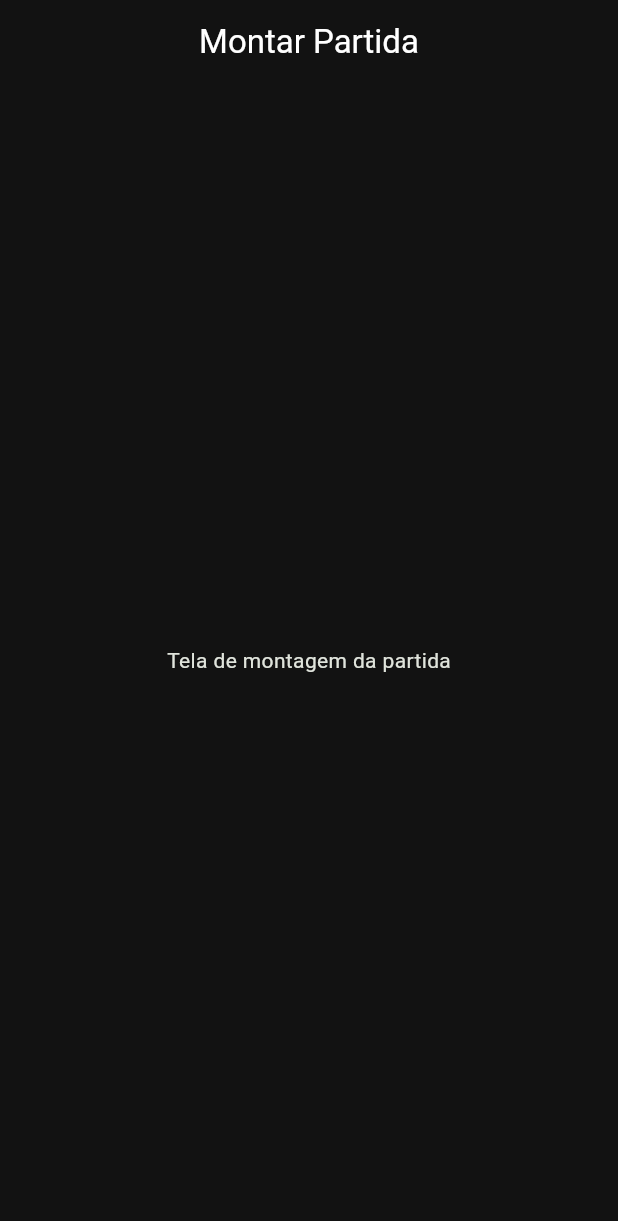
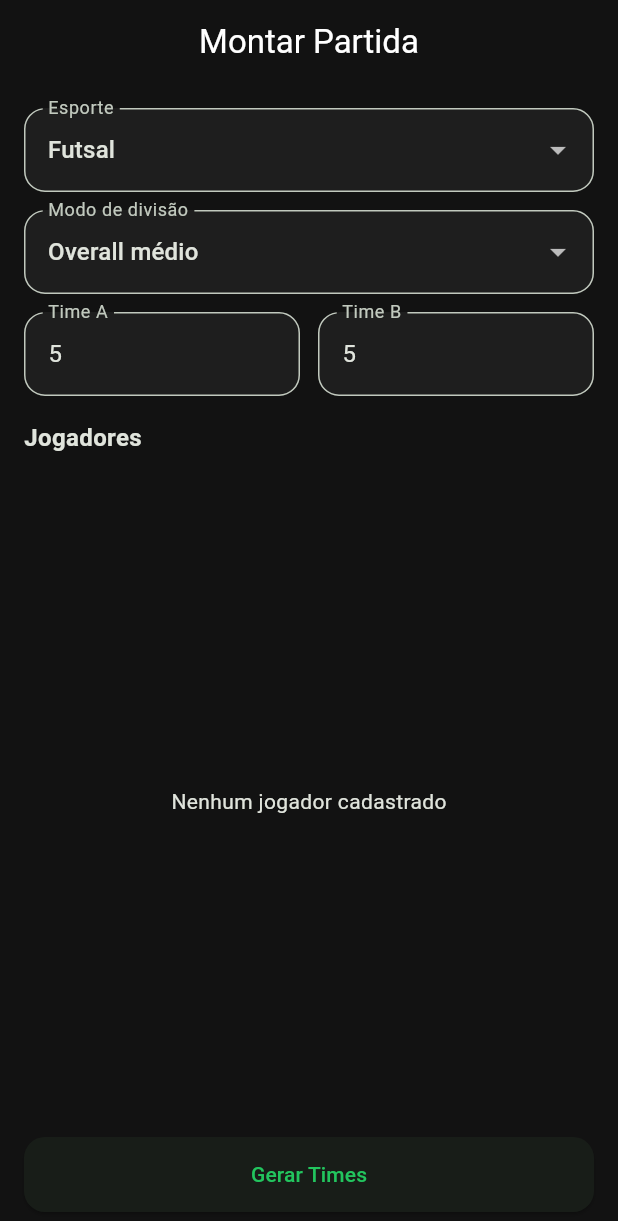
Before and after one commit to jalobler7/Splitfoot, a Flutter app: the MatchSetupPage screen opened by its route, on a phone screen of 412 x 824 dp. Shown: the top 1221 px of the screen. Run offline on Flutter 3.47's test engine with Material 3 defaults, Android fonts, the phone set to English and light mode, and no system bars; our stand-ins replace go_router, hive, hive_flutter; accounts and stored records are empty.

Commit message:
tela de montar jogo ok

```diff
--- a/lib/presentation/pages/match_setup/match_setup_page.dart
+++ b/lib/presentation/pages/match_setup/match_setup_page.dart
@@ -1,7 +1,112 @@
 import 'package:flutter/material.dart';
+import '../../../core/enums/sport_type.dart';
+import '../../../core/enums/balance_mode.dart';
+import '../../../data/models/player_model.dart';
+import '../../../data/datasources/player_local_datasource.dart';
 
-class MatchSetupPage extends StatelessWidget {
+class MatchSetupPage extends StatefulWidget {
   const MatchSetupPage({super.key});
+
+  @override
+  State<MatchSetupPage> createState() => _MatchSetupPageState();
+}
+
+class _MatchSetupPageState extends State<MatchSetupPage> {
+  final PlayerLocalDataSource _dataSource = PlayerLocalDataSource();
+
+  List<PlayerModel> _allPlayers = [];
+  final Set<String> _selectedPlayers = {};
+
+  SportType _selectedSport = SportType.futsal;
+  BalanceMode _balanceMode = BalanceMode.overallAverage;
+
+  final _teamAController = TextEditingController(text: '5');
+  final _teamBController = TextEditingController(text: '5');
+
+  @override
+  void initState() {
+    super.initState();
+    _loadPlayers();
+  }
+
+  void _loadPlayers() {
+    final players = _dataSource.getAllPlayers();
+
+    setState(() {
+      _allPlayers = players;
+    });
+  }
+
+  void _togglePlayer(String playerId) {
+    setState(() {
+      if (_selectedPlayers.contains(playerId)) {
+        _selectedPlayers.remove(playerId);
+      } else {
+        _selectedPlayers.add(playerId);
+      }
+    });
+  }
+
+  String _sportLabel(SportType sport) {
+    switch (sport) {
+      case SportType.futsal:
+        return 'Futsal';
+      case SportType.fut7:
+        return 'Fut7';
+      case SportType.fut11:
+        return 'Fut11';
+    }
+  }
+
+  String _balanceLabel(BalanceMode mode) {
+    switch (mode) {
+      case BalanceMode.overallAverage:
+        return 'Overall médio';
+      case BalanceMode.attributes:
+        return 'Atributos';
+      case BalanceMode.positions:
+        return 'Posições';
+    }
+  }
+
+  void _generateTeams() {
+    final teamA = int.tryParse(_teamAController.text) ?? 0;
+    final teamB = int.tryParse(_teamBController.text) ?? 0;
+
+    final totalSelected = _selectedPlayers.length;
+
+    if (teamA + teamB != totalSelected) {
+      ScaffoldMessenger.of(context).showSnackBar(
+        const SnackBar(
+          content: Text('Quantidade de jogadores não bate com os times'),
+        ),
+      );
+      return;
+    }
+
+    if (totalSelected < 2) {
+      ScaffoldMessenger.of(context).showSnackBar(
+        const SnackBar(
+          content: Text('Selecione jogadores suficientes'),
+        ),
+      );
+      return;
+    }
+
+    // Aqui vamos implementar depois
+    ScaffoldMessenger.of(context).showSnackBar(
+      const SnackBar(
+        content: Text('Pronto para gerar os times 🚀'),
+      ),
+    );
+  }
+
+  @override
+  void dispose() {
+    _teamAController.dispose();
+    _teamBController.dispose();
+    super.dispose();
+  }
 
   @override
   Widget build(BuildContext context) {
@@ -9,8 +114,112 @@ class MatchSetupPage extends StatelessWidget {
       appBar: AppBar(
         title: const Text('Montar Partida'),
       ),
-      body: const Center(
-        child: Text('Tela de montagem da partida'),
+      body: Padding(
+        padding: const EdgeInsets.all(16),
+        child: Column(
+          children: [
+            // Esporte
+            DropdownButtonFormField<SportType>(
+              value: _selectedSport,
+              decoration: const InputDecoration(labelText: 'Esporte'),
+              items: SportType.values
+                  .map(
+                    (sport) => DropdownMenuItem(
+                  value: sport,
+                  child: Text(_sportLabel(sport)),
+                ),
+              )
+                  .toList(),
+              onChanged: (value) {
+                if (value == null) return;
+                setState(() => _selectedSport = value);
+              },
+            ),
+
+            const SizedBox(height: 12),
+
+            // Modo de balanceamento
+            DropdownButtonFormField<BalanceMode>(
+              value: _balanceMode,
+              decoration: const InputDecoration(labelText: 'Modo de divisão'),
+              items: BalanceMode.values
+                  .map(
+                    (mode) => DropdownMenuItem(
+                  value: mode,
+                  child: Text(_balanceLabel(mode)),
+                ),
+              )
+                  .toList(),
+              onChanged: (value) {
+                if (value == null) return;
+                setState(() => _balanceMode = value);
+              },
+            ),
+
+            const SizedBox(height: 12),
+
+            // Times
+            Row(
+              children: [
+                Expanded(
+                  child: TextField(
+                    controller: _teamAController,
+                    keyboardType: TextInputType.number,
+                    decoration:
+                    const InputDecoration(labelText: 'Time A'),
+                  ),
+                ),
+                const SizedBox(width: 12),
+                Expanded(
+                  child: TextField(
+                    controller: _teamBController,
+                    keyboardType: TextInputType.number,
+                    decoration:
+                    const InputDecoration(labelText: 'Time B'),
+                  ),
+                ),
+              ],
+            ),
+
+            const SizedBox(height: 16),
+
+            const Align(
+              alignment: Alignment.centerLeft,
+              child: Text(
+                'Jogadores',
+                style: TextStyle(fontSize: 16, fontWeight: FontWeight.bold),
+              ),
+            ),
+
+            const SizedBox(height: 8),
+
+            Expanded(
+              child: _allPlayers.isEmpty
+                  ? const Center(child: Text('Nenhum jogador cadastrado'))
+                  : ListView.builder(
+                itemCount: _allPlayers.length,
+                itemBuilder: (context, index) {
+                  final player = _allPlayers[index];
+                  final isSelected =
+                  _selectedPlayers.contains(player.id);
+
+                  return CheckboxListTile(
+                    value: isSelected,
+                    onChanged: (_) => _togglePlayer(player.id),
+                    title: Text(player.name),
+                    subtitle: Text(
+                        '${player.position} • Overall ${player.overall}'),
+                  );
+                },
+              ),
+            ),
+
+            ElevatedButton(
+              onPressed: _generateTeams,
+              child: const Text('Gerar Times'),
+            ),
+          ],
+        ),
       ),
     );
   }
```
